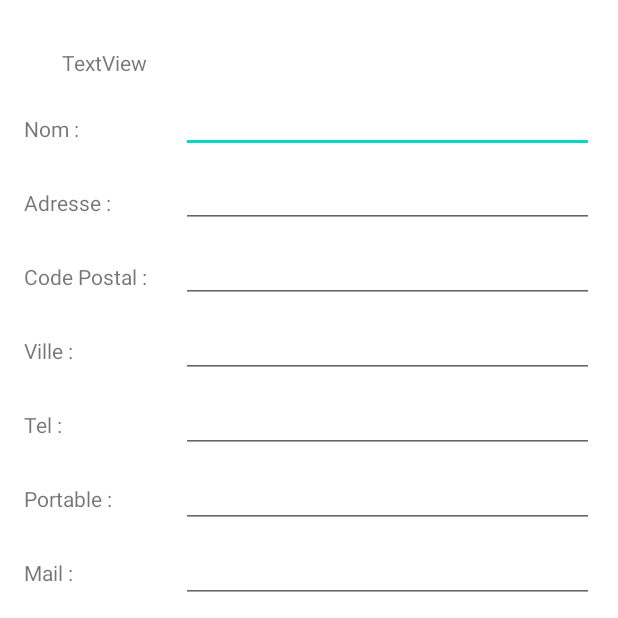
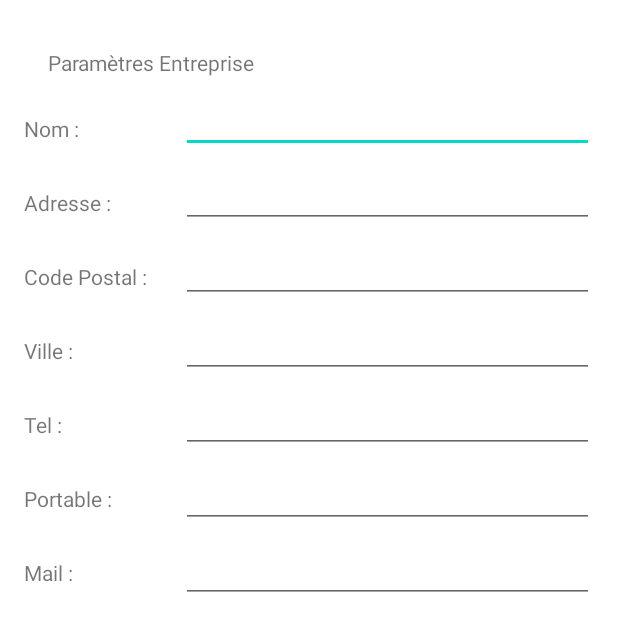
Before and after one commit to CocoH11/AndroidPtut, an Android app: the SettingsActivity screen opened directly, with no data from a screen before it, on a phone screen of 412 x 824 dp, the top half of it. Run offline under Robolectric (Android 15) with nearby library versions, the phone set to English and light mode, and no system bars.

Commit message:
modif paramètres

```diff
--- a/app/src/main/java/com/holcvart/androidptut/view/SettingsActivity.java
+++ b/app/src/main/java/com/holcvart/androidptut/view/SettingsActivity.java
@@ -1,40 +1,22 @@
 package com.holcvart.androidptut.view;
 
-import android.app.Activity;
 import android.content.SharedPreferences;
 import android.os.Bundle;
-import android.view.LayoutInflater;
 import android.view.View;
-import android.view.ViewGroup;
 import android.widget.Button;
 import android.widget.EditText;
 import android.widget.Toast;
 
-import androidx.annotation.NonNull;
-import androidx.annotation.Nullable;
+
 import androidx.appcompat.app.ActionBar;
 import androidx.appcompat.app.AppCompatActivity;
-import androidx.appcompat.widget.Toolbar;
-import androidx.drawerlayout.widget.DrawerLayout;
-import androidx.fragment.app.Fragment;
-import androidx.navigation.NavController;
-import androidx.navigation.Navigation;
-import androidx.navigation.ui.AppBarConfiguration;
-import androidx.navigation.ui.NavigationUI;
+
 
 import com.google.android.material.floatingactionbutton.FloatingActionButton;
-import com.google.android.material.navigation.NavigationView;
-import com.google.android.material.snackbar.Snackbar;
-import com.holcvart.androidptut.DatabaseTest;
-import com.holcvart.androidptut.MainActivity;
 import com.holcvart.androidptut.R;
-import com.holcvart.androidptut.model.database.PhoneRepairManagementDBHelper;
 
 
 public class SettingsActivity extends AppCompatActivity implements View.OnClickListener{
-
-    private FloatingActionButton floatingActionButton;
-    private ActionBar actionBar;
 
     private EditText editTextName;
     private EditText editTextAdresse;
--- a/app/src/main/res/layout/settings_fragment.xml
+++ b/app/src/main/res/layout/settings_fragment.xml
@@ -12,7 +12,7 @@
         android:layout_width="wrap_content"
         android:layout_height="20dp"
         android:layout_marginTop="32dp"
-        android:text="@string/defaultTextViewName"
+        android:text="@string/titleEntreprise"
         app:layout_constraintEnd_toEndOf="parent"
         app:layout_constraintHorizontal_bias="0.116"
         app:layout_constraintStart_toStartOf="parent"
@@ -104,7 +104,7 @@
 
     <TextView
         android:id="@+id/textViewVille"
-        android:layout_width="34dp"
+        android:layout_width="wrap_content"
         android:layout_height="wrap_content"
         android:layout_marginStart="16dp"
         android:layout_marginLeft="16dp"
--- a/app/src/main/res/values/strings.xml
+++ b/app/src/main/res/values/strings.xml
@@ -49,4 +49,5 @@
     <string name="mail_entreprise">Mail :</string>
     <string name="sauvegarder">Sauvegarder</string>
     <string name="name">Nom :</string>
+    <string name="titleEntreprise">Paramètres Entreprise</string>
 </resources>
```
